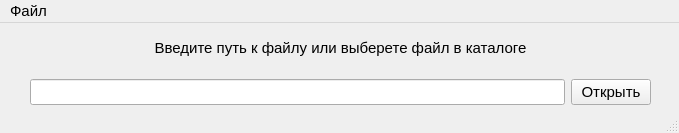
Annchrn/example1, file example1/mainwindow.ui: the form before one commit.
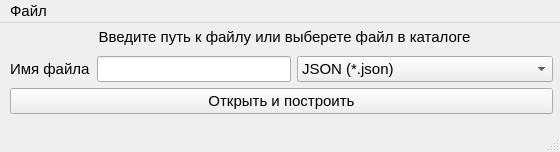
The form after the commit.

Commit message:
example_class_txt_and_json_05042021
Работа с файлами txt и json
Добавлен класс для чтения и обработки файла

```diff
--- a/example1/mainwindow.ui
+++ b/example1/mainwindow.ui
@@ -6,8 +6,8 @@
    <rect>
     <x>0</x>
     <y>0</y>
-    <width>679</width>
-    <height>133</height>
+    <width>560</width>
+    <height>152</height>
    </rect>
   </property>
   <property name="windowTitle">
@@ -17,14 +17,14 @@
    <widget class="QWidget" name="gridLayoutWidget">
     <property name="geometry">
      <rect>
-      <x>30</x>
+      <x>10</x>
       <y>0</y>
-      <width>621</width>
-      <height>82</height>
+      <width>549</width>
+      <height>91</height>
      </rect>
     </property>
     <layout class="QGridLayout" name="gridLayout">
-     <item row="0" column="0" colspan="2">
+     <item row="0" column="0" colspan="4">
       <widget class="QLabel" name="label">
        <property name="font">
         <font>
@@ -43,16 +43,47 @@
        </property>
       </widget>
      </item>
+     <item row="1" column="2">
+      <widget class="QComboBox" name="comboBox">
+       <property name="font">
+        <font>
+         <pointsize>11</pointsize>
+        </font>
+       </property>
+       <property name="editable">
+        <bool>false</bool>
+       </property>
+       <property name="currentText">
+        <string>JSON (*.json)</string>
+       </property>
+       <property name="currentIndex">
+        <number>0</number>
+       </property>
+       <item>
+        <property name="text">
+         <string>JSON (*.json)</string>
+        </property>
+       </item>
+       <item>
+        <property name="text">
+         <string>Документ (разделитель - ;) (*.txt)</string>
+        </property>
+       </item>
+      </widget>
+     </item>
      <item row="1" column="0">
-      <widget class="QLineEdit" name="lineEdit">
+      <widget class="QLabel" name="label_2">
        <property name="font">
         <font>
          <pointsize>11</pointsize>
         </font>
        </property>
+       <property name="text">
+        <string>Имя файла</string>
+       </property>
       </widget>
      </item>
-     <item row="1" column="1">
+     <item row="2" column="0" colspan="3">
       <widget class="QPushButton" name="pushButton_2">
        <property name="enabled">
         <bool>true</bool>
@@ -69,7 +100,16 @@
         </font>
        </property>
        <property name="text">
-        <string>Открыть</string>
+        <string>Открыть и построить</string>
+       </property>
+      </widget>
+     </item>
+     <item row="1" column="1">
+      <widget class="QLineEdit" name="lineEdit">
+       <property name="font">
+        <font>
+         <pointsize>11</pointsize>
+        </font>
        </property>
       </widget>
      </item>
@@ -81,7 +121,7 @@
     <rect>
      <x>0</x>
      <y>0</y>
-     <width>679</width>
+     <width>560</width>
      <height>26</height>
     </rect>
    </property>
@@ -91,11 +131,6 @@
     </font>
    </property>
    <widget class="QMenu" name="menu">
-    <property name="font">
-     <font>
-      <pointsize>11</pointsize>
-     </font>
-    </property>
     <property name="title">
      <string>Файл</string>
     </property>
```
Left out of the diff: 6 changed lines with no effect on the pictures. The commit also changes 11 other files.
